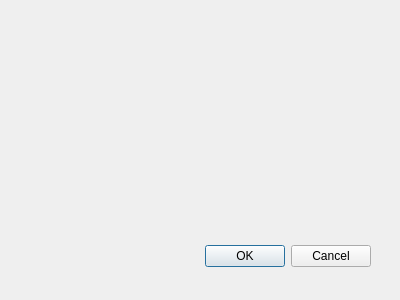
Above: libtales-qt/nativegraphicimportdialog.ui from suppertails66/tales before the change. Below: the same form after it.
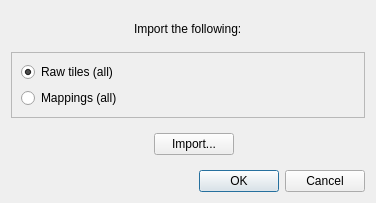
That is the form after the change.

Commit message: Add native graphic import dialog

The edit to the form file:
```diff
--- a/libtales-qt/nativegraphicimportdialog.ui
+++ b/libtales-qt/nativegraphicimportdialog.ui
@@ -8,29 +8,153 @@
    <rect>
     <x>0</x>
     <y>0</y>
-    <width>400</width>
-    <height>300</height>
+    <width>376</width>
+    <height>161</height>
    </rect>
   </property>
   <property name="windowTitle">
    <string>Dialog</string>
   </property>
-  <widget class="QDialogButtonBox" name="buttonBox">
-   <property name="geometry">
-    <rect>
-     <x>30</x>
-     <y>240</y>
-     <width>341</width>
-     <height>32</height>
-    </rect>
-   </property>
-   <property name="orientation">
-    <enum>Qt::Horizontal</enum>
-   </property>
-   <property name="standardButtons">
-    <set>QDialogButtonBox::Cancel|QDialogButtonBox::Ok</set>
-   </property>
-  </widget>
+  <layout class="QVBoxLayout" name="verticalLayout_2">
+   <item>
+    <widget class="QWidget" name="widget_2" native="true">
+     <property name="sizePolicy">
+      <sizepolicy hsizetype="Preferred" vsizetype="Maximum">
+       <horstretch>0</horstretch>
+       <verstretch>0</verstretch>
+      </sizepolicy>
+     </property>
+     <layout class="QHBoxLayout" name="horizontalLayout_2">
+      <item>
+       <spacer name="horizontalSpacer">
+        <property name="orientation">
+         <enum>Qt::Horizontal</enum>
+        </property>
+        <property name="sizeHint" stdset="0">
+         <size>
+          <width>13</width>
+          <height>17</height>
+         </size>
+        </property>
+       </spacer>
+      </item>
+      <item>
+       <widget class="QLabel" name="label">
+        <property name="text">
+         <string>Import the following:</string>
+        </property>
+       </widget>
+      </item>
+      <item>
+       <spacer name="horizontalSpacer_2">
+        <property name="orientation">
+         <enum>Qt::Horizontal</enum>
+        </property>
+        <property name="sizeHint" stdset="0">
+         <size>
+          <width>13</width>
+          <height>17</height>
+         </size>
+        </property>
+       </spacer>
+      </item>
+     </layout>
+    </widget>
+   </item>
+   <item>
+    <widget class="QFrame" name="frame">
+     <property name="sizePolicy">
+      <sizepolicy hsizetype="Preferred" vsizetype="Maximum">
+       <horstretch>0</horstretch>
+       <verstretch>0</verstretch>
+      </sizepolicy>
+     </property>
+     <property name="frameShape">
+      <enum>QFrame::StyledPanel</enum>
+     </property>
+     <property name="frameShadow">
+      <enum>QFrame::Raised</enum>
+     </property>
+     <layout class="QVBoxLayout" name="verticalLayout">
+      <item>
+       <widget class="QRadioButton" name="rawTilesButton">
+        <property name="text">
+         <string>Raw tiles (all)</string>
+        </property>
+        <property name="checked">
+         <bool>true</bool>
+        </property>
+       </widget>
+      </item>
+      <item>
+       <widget class="QRadioButton" name="mappingsButton">
+        <property name="text">
+         <string>Mappings (all)</string>
+        </property>
+        <property name="checked">
+         <bool>false</bool>
+        </property>
+       </widget>
+      </item>
+     </layout>
+    </widget>
+   </item>
+   <item>
+    <widget class="QWidget" name="widget" native="true">
+     <property name="sizePolicy">
+      <sizepolicy hsizetype="Preferred" vsizetype="Maximum">
+       <horstretch>0</horstretch>
+       <verstretch>0</verstretch>
+      </sizepolicy>
+     </property>
+     <layout class="QHBoxLayout" name="horizontalLayout">
+      <item>
+       <spacer name="horizontalSpacer_3">
+        <property name="orientation">
+         <enum>Qt::Horizontal</enum>
+        </property>
+        <property name="sizeHint" stdset="0">
+         <size>
+          <width>134</width>
+          <height>20</height>
+         </size>
+        </property>
+       </spacer>
+      </item>
+      <item>
+       <widget class="QPushButton" name="importButton">
+        <property name="text">
+         <string>Import...</string>
+        </property>
+       </widget>
+      </item>
+      <item>
+       <spacer name="horizontalSpacer_4">
+        <property name="orientation">
+         <enum>Qt::Horizontal</enum>
+        </property>
+        <property name="sizeHint" stdset="0">
+         <size>
+          <width>40</width>
+          <height>20</height>
+         </size>
+        </property>
+       </spacer>
+      </item>
+     </layout>
+    </widget>
+   </item>
+   <item>
+    <widget class="QDialogButtonBox" name="buttonBox">
+     <property name="orientation">
+      <enum>Qt::Horizontal</enum>
+     </property>
+     <property name="standardButtons">
+      <set>QDialogButtonBox::Cancel|QDialogButtonBox::Ok</set>
+     </property>
+    </widget>
+   </item>
+  </layout>
  </widget>
  <pixmapfunction/>
  <resources/>
```
Left out of the diff: 5 changed lines with no effect on the pictures. The commit also changes 4 other files.
